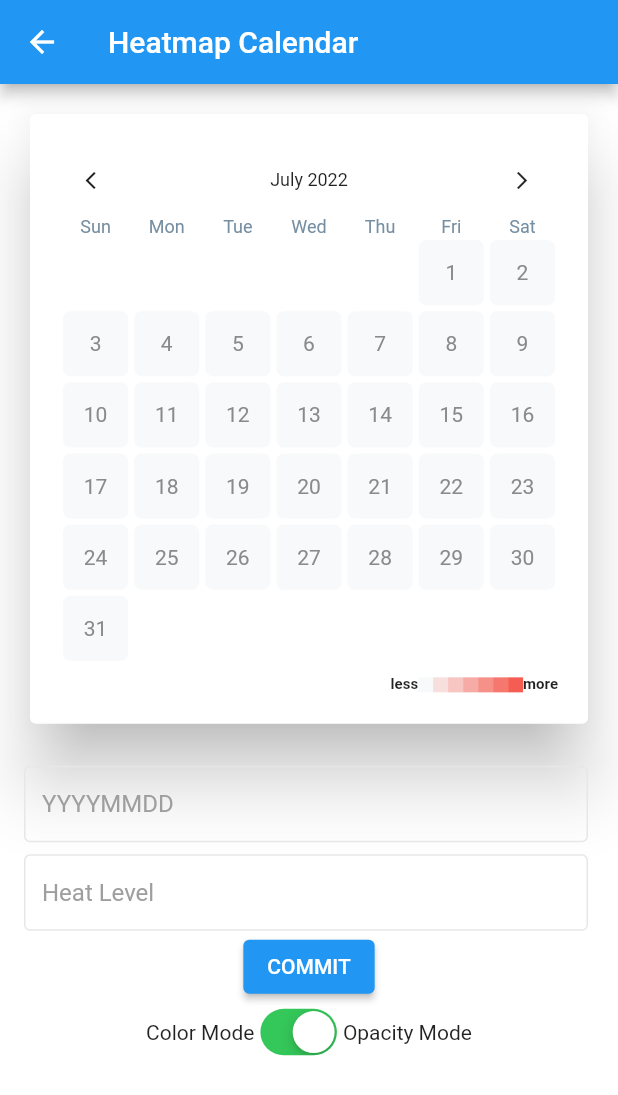
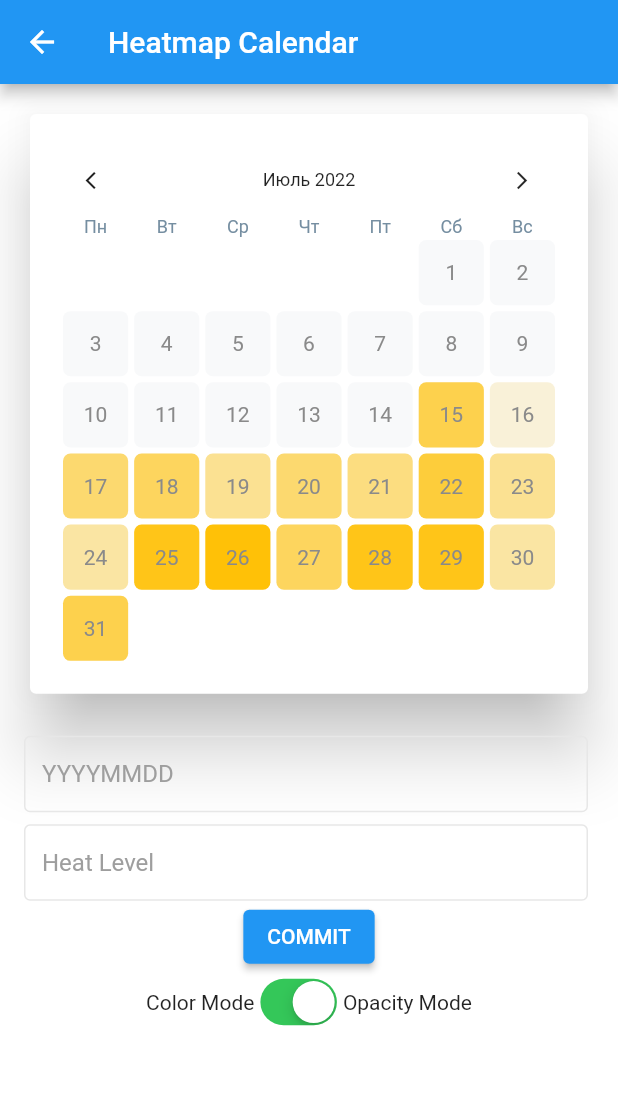
Before and after one commit to StarProxima/build_link, a Flutter app: the HeatMapCalendarExample screen opened directly, on a phone screen of 412 x 824 dp. Shown: the top 1095 px of the screen. Run offline on Flutter 3.47's test engine with Material 2 defaults, Android fonts, the phone set to English and light mode, and no system bars; our stand-ins replace fl_chart, flutter_map, geolocator, latlong2.

Commit message:
Calendar localization

```diff
--- a/lib/data/util/date_util.dart
+++ b/lib/data/util/date_util.dart
@@ -3,18 +3,18 @@ class DateUtil {
 
   static const List<String> MONTH_LABEL = [
     '',
-    'January',
-    'February',
-    'March',
-    'April',
-    'May',
-    'June',
-    'July',
-    'August',
-    'September',
-    'October',
-    'November',
-    'December',
+    'Январь',
+    'Февраль',
+    'Март',
+    'Апрель',
+    'Май',
+    'Июнь',
+    'Июль',
+    'Август',
+    'Сеньтябрь',
+    'Октябрь',
+    'Ноябрь',
+    'Декабрь',
   ];
 
   static const List<String> SHORT_MONTH_LABEL = [
@@ -35,13 +35,13 @@ class DateUtil {
 
   static const List<String> WEEK_LABEL = [
     '',
-    'Sun',
-    'Mon',
-    'Tue',
-    'Wed',
-    'Thu',
-    'Fri',
-    'Sat',
+    'Пн',
+    'Вт',
+    'Ср',
+    'Чт',
+    'Пт',
+    'Сб',
+    'Вс',
   ];
 
   /// Get start day of month.
@@ -58,10 +58,14 @@ class DateUtil {
 
   /// Separate [referenceDate]'s month to List of every weeks.
   static List<Map<DateTime, DateTime>> separatedMonth(
-      final DateTime referenceDate,) {
+    final DateTime referenceDate,
+  ) {
     DateTime startDate = startDayOfMonth(referenceDate);
-    DateTime endDate = DateTime(startDate.year, startDate.month,
-        startDate.day + DAYS_IN_WEEK - startDate.weekday % DAYS_IN_WEEK - 1,);
+    DateTime endDate = DateTime(
+      startDate.year,
+      startDate.month,
+      startDate.day + DAYS_IN_WEEK - startDate.weekday % DAYS_IN_WEEK - 1,
+    );
     DateTime finalDate = endDayOfMonth(referenceDate);
     List<Map<DateTime, DateTime>> savedMonth = [];
 
@@ -69,23 +73,30 @@ class DateUtil {
       savedMonth.add({startDate: endDate});
       startDate = changeDay(endDate, 1);
       endDate = changeDay(
-          endDate,
-          endDayOfMonth(endDate).day - startDate.day >= DAYS_IN_WEEK
-              ? DAYS_IN_WEEK
-              : endDayOfMonth(endDate).day - startDate.day + 1,);
+        endDate,
+        endDayOfMonth(endDate).day - startDate.day >= DAYS_IN_WEEK
+            ? DAYS_IN_WEEK
+            : endDayOfMonth(endDate).day - startDate.day + 1,
+      );
     }
     return savedMonth;
   }
 
   /// Change day of [referenceDate].
   static DateTime changeDay(final DateTime referenceDate, final int dayCount) =>
-      DateTime(referenceDate.year, referenceDate.month,
-          referenceDate.day + dayCount,);
+      DateTime(
+        referenceDate.year,
+        referenceDate.month,
+        referenceDate.day + dayCount,
+      );
 
   /// Change month of [referenceDate].
   static DateTime changeMonth(final DateTime referenceDate, int monthCount) =>
-      DateTime(referenceDate.year, referenceDate.month + monthCount,
-          referenceDate.day,);
+      DateTime(
+        referenceDate.year,
+        referenceDate.month + monthCount,
+        referenceDate.day,
+      );
 
   //#region unused methods.
 
--- a/lib/ui/pages/date_picker_page.dart
+++ b/lib/ui/pages/date_picker_page.dart
@@ -1,4 +1,5 @@
 import 'dart:developer';
+import 'dart:math';
 
 import 'package:build_link/ui/widgets/heatmap_calendar/heatmap_calendar.dart';
 import 'package:flutter/material.dart';
@@ -19,6 +20,23 @@ class _HeatMapCalendarExample extends State<HeatMapCalendarExample> {
   bool isOpacityMode = true;
 
   Map<DateTime, int> heatMapDatasets = {};
+
+  @override
+  void initState() {
+    Random r = Random();
+    DateTime now = DateTime.now();
+    heatMapDatasets = {
+      for (int i = 0; i < 100; i++)
+        DateTime(
+          now.year,
+          now.month,
+          now.day,
+        ).add(
+          Duration(days: i),
+        ): r.nextInt(15)
+    };
+    super.initState();
+  }
 
   @override
   void dispose() {
@@ -66,15 +84,18 @@ class _HeatMapCalendarExample extends State<HeatMapCalendarExample> {
                 child: HeatMapCalendar(
                   flexible: true,
                   size: 50,
-                  onClick: (_) {
-                    log(_.toString());
-                  },
+                  // colorTipHelper: const [
+                  //   Text('Меньше '),
+                  //   Text(' Больше'),
+                  // ],
+                  showColorTip: false,
+                  onClick: (_) {},
                   selectedColor: Colors.black,
                   datasets: heatMapDatasets,
                   colorMode:
                       isOpacityMode ? ColorMode.opacity : ColorMode.color,
                   colorsets: const {
-                    1: Colors.red,
+                    1: Colors.amber,
                     3: Colors.orange,
                     5: Colors.yellow,
                     7: Colors.green,
```
